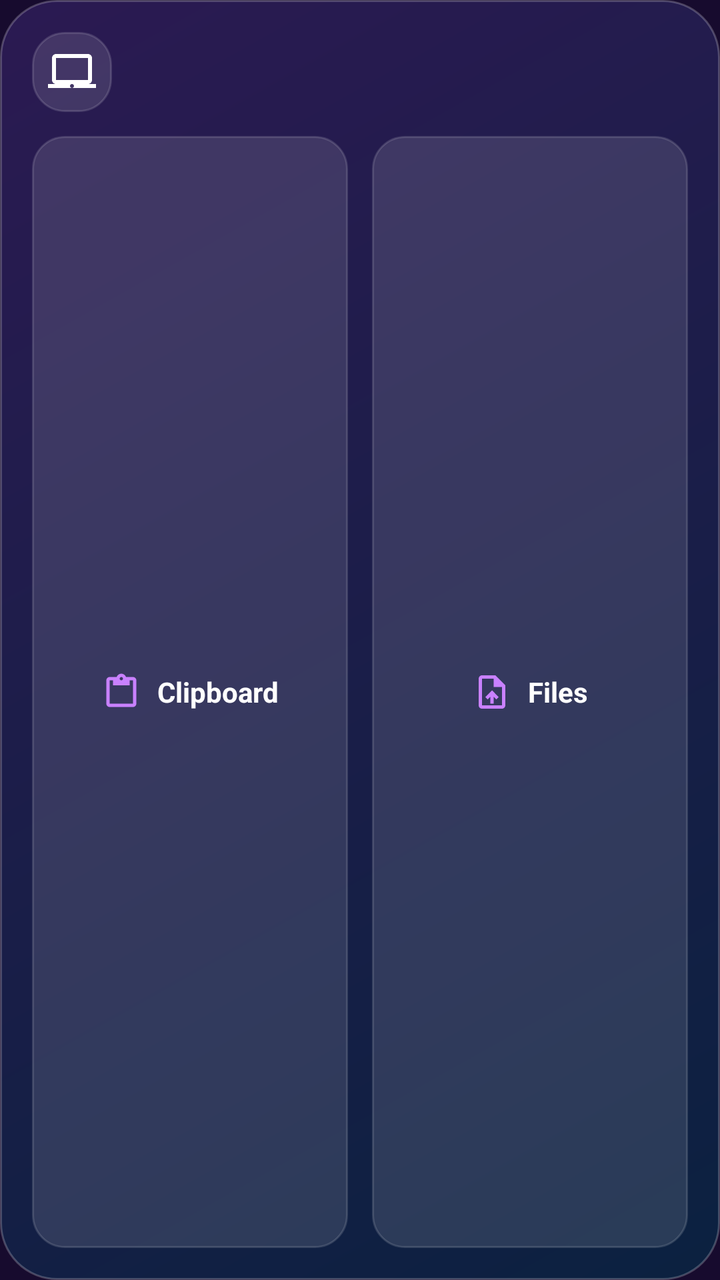
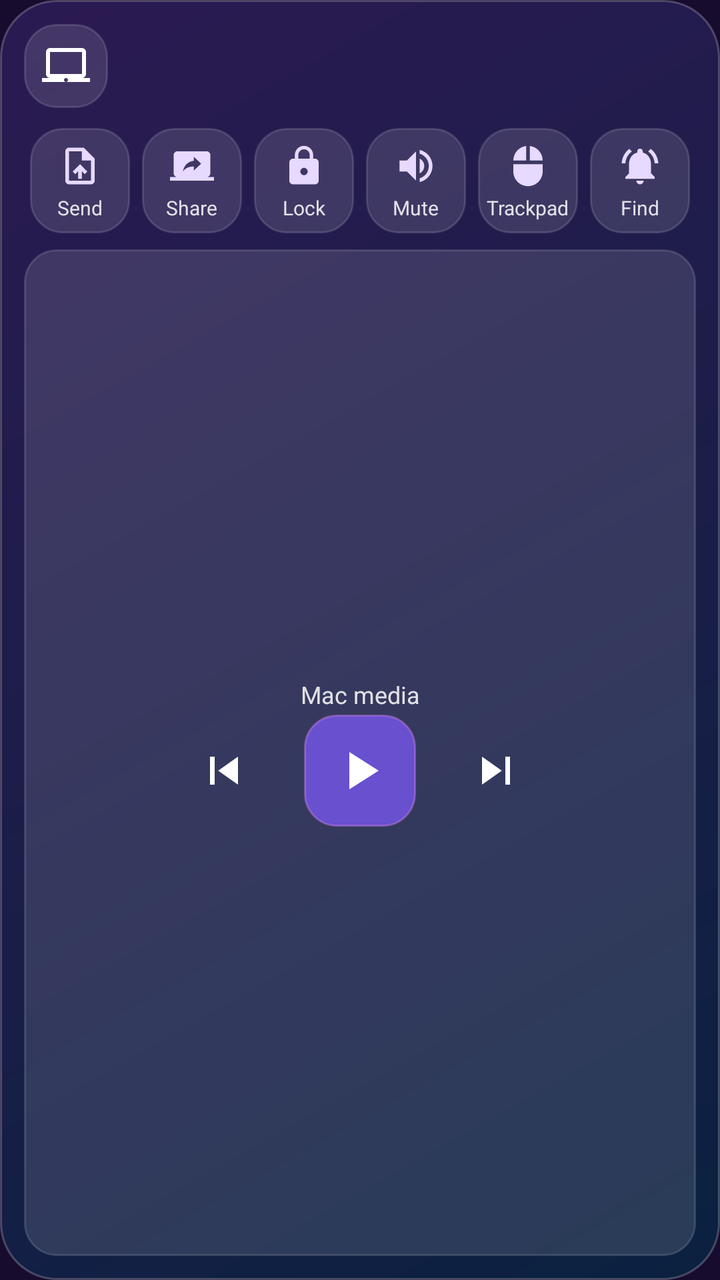

The first picture is an Android layout as it rendered before a commit; the second is the same layout after the commit. The layout source and the unified diff follow.
<!-- AndroidManifest.xml: application theme Theme.AyPhone -->
<!-- res/layout/widget_mac.xml -->
<?xml version="1.0" encoding="utf-8"?>
<LinearLayout xmlns:android="http://schemas.android.com/apk/res/android"
    android:id="@+id/widget_root"
    android:layout_width="match_parent"
    android:layout_height="match_parent"
    android:background="@drawable/widget_bg"
    android:orientation="vertical"
    android:padding="16dp">

    <LinearLayout
        android:layout_width="match_parent"
        android:layout_height="wrap_content"
        android:gravity="center_vertical"
        android:orientation="horizontal">

        <ImageView
            android:layout_width="40dp"
            android:layout_height="40dp"
            android:background="@drawable/widget_button_bg"
            android:contentDescription="@null"
            android:padding="8dp"
            android:src="@drawable/ic_widget_laptop" />

        <LinearLayout
            android:layout_width="0dp"
            android:layout_height="wrap_content"
            android:layout_marginStart="12dp"
            android:layout_weight="1"
            android:orientation="vertical">

            <TextView
                android:id="@+id/widget_name"
                android:layout_width="wrap_content"
                android:layout_height="wrap_content"
                android:ellipsize="end"
                android:maxLines="1"
                android:textColor="#FFFFFFFF"
                android:textSize="16sp"
                android:textStyle="bold" />

            <TextView
                android:id="@+id/widget_status"
                android:layout_width="wrap_content"
                android:layout_height="wrap_content"
                android:maxLines="1"
                android:textColor="#B3EE90FF"
                android:textSize="12sp" />
        </LinearLayout>

        <TextView
            android:id="@+id/widget_battery"
            android:layout_width="wrap_content"
            android:layout_height="wrap_content"
            android:textColor="#FF33D67A"
            android:textSize="20sp"
            android:textStyle="bold" />
    </LinearLayout>

    <LinearLayout
        android:layout_width="match_parent"
        android:layout_height="0dp"
        android:layout_marginTop="12dp"
        android:layout_weight="1"
        android:orientation="horizontal">

        <LinearLayout
            android:id="@+id/widget_clipboard"
            android:layout_width="0dp"
            android:layout_height="match_parent"
            android:layout_marginEnd="6dp"
            android:layout_weight="1"
            android:background="@drawable/widget_button_bg"
            android:gravity="center"
            android:minHeight="44dp"
            android:orientation="horizontal">

            <ImageView
                android:layout_width="20dp"
                android:layout_height="20dp"
                android:contentDescription="@null"
                android:src="@drawable/ic_clipboard"
                android:tint="#FFC981FF" />

            <TextView
                android:layout_width="wrap_content"
                android:layout_height="wrap_content"
                android:layout_marginStart="8dp"
                android:text="Clipboard"
                android:textColor="#FFFFFFFF"
                android:textSize="14sp"
                android:textStyle="bold" />
        </LinearLayout>

        <LinearLayout
            android:id="@+id/widget_files"
            android:layout_width="0dp"
            android:layout_height="match_parent"
            android:layout_marginStart="6dp"
            android:layout_weight="1"
            android:background="@drawable/widget_button_bg"
            android:gravity="center"
            android:minHeight="44dp"
            android:orientation="horizontal">

            <ImageView
                android:layout_width="20dp"
                android:layout_height="20dp"
                android:contentDescription="@null"
                android:src="@drawable/ic_widget_file"
                android:tint="#FFC981FF" />

            <TextView
                android:layout_width="wrap_content"
                android:layout_height="wrap_content"
                android:layout_marginStart="8dp"
                android:text="Files"
                android:textColor="#FFFFFFFF"
                android:textSize="14sp"
                android:textStyle="bold" />
        </LinearLayout>
    </LinearLayout>
</LinearLayout>
<!-- resources referenced by this layout -->
<resources>
  <!-- drawable ic_clipboard (drawable) -->
  <?xml version="1.0" encoding="utf-8"?>
  <vector xmlns:android="http://schemas.android.com/apk/res/android"
      android:width="24dp" android:height="24dp"
      android:viewportWidth="24" android:viewportHeight="24">
      <path android:fillColor="#FFFFFFFF"
          android:pathData="M19,3h-4.18C14.4,1.84 13.3,1 12,1s-2.4,0.84 -2.82,2H5c-1.1,0 -2,0.9 -2,2v14c0,1.1 0.9,2 2,2h14c1.1,0 2,-0.9 2,-2V5c0,-1.1 -0.9,-2 -2,-2zM12,3c0.55,0 1,0.45 1,1s-0.45,1 -1,1 -1,-0.45 -1,-1 0.45,-1 1,-1zM19,19H5V5h2v3h10V5h2v14z" />
  </vector>
  <!-- unchanged entries left out for length: 6 -->
</resources>

<!-- the commit's change to res/layout/widget_mac.xml (unified diff, before → after) -->
@@ -5,29 +5,29 @@
     android:layout_height="match_parent"
     android:background="@drawable/widget_bg"
     android:orientation="vertical"
-    android:padding="16dp">
-
+    android:padding="12dp">
     <LinearLayout
         android:layout_width="match_parent"
         android:layout_height="wrap_content"
         android:gravity="center_vertical"
         android:orientation="horizontal">
-
-        <ImageView
-            android:layout_width="40dp"
-            android:layout_height="40dp"
-            android:background="@drawable/widget_button_bg"
-            android:contentDescription="@null"
-            android:padding="8dp"
-            android:src="@drawable/ic_widget_laptop" />
-
-        <LinearLayout
-            android:layout_width="0dp"
-            android:layout_height="wrap_content"
-            android:layout_marginStart="12dp"
+        <FrameLayout
+            android:layout_width="42dp"
+            android:layout_height="42dp">
+            <ImageView
+                android:layout_width="match_parent"
+                android:layout_height="match_parent"
+                android:background="@drawable/widget_button_bg"
+                android:contentDescription="@null"
+                android:padding="9dp"
+                android:src="@drawable/ic_widget_laptop" />
+        </FrameLayout>
+        <LinearLayout
+            android:layout_width="0dp"
+            android:layout_height="wrap_content"
+            android:layout_marginStart="10dp"
             android:layout_weight="1"
             android:orientation="vertical">
-
             <TextView
                 android:id="@+id/widget_name"
                 android:layout_width="wrap_content"
@@ -35,88 +35,234 @@
                 android:ellipsize="end"
                 android:maxLines="1"
                 android:textColor="#FFFFFFFF"
-                android:textSize="16sp"
+                android:textSize="15sp"
                 android:textStyle="bold" />
-
             <TextView
                 android:id="@+id/widget_status"
                 android:layout_width="wrap_content"
                 android:layout_height="wrap_content"
+                android:ellipsize="end"
                 android:maxLines="1"
                 android:textColor="#B3EE90FF"
                 android:textSize="12sp" />
         </LinearLayout>
-
         <TextView
             android:id="@+id/widget_battery"
             android:layout_width="wrap_content"
             android:layout_height="wrap_content"
-            android:textColor="#FF33D67A"
-            android:textSize="20sp"
+            android:textSize="18sp"
             android:textStyle="bold" />
     </LinearLayout>
-
+    <LinearLayout
+        android:layout_width="match_parent"
+        android:layout_height="wrap_content"
+        android:layout_marginTop="10dp"
+        android:orientation="horizontal">
+        <LinearLayout
+            android:id="@+id/widget_files"
+            android:layout_width="0dp"
+            android:layout_height="wrap_content"
+            android:layout_marginStart="3dp"
+            android:layout_marginEnd="3dp"
+            android:layout_weight="1"
+            android:background="@drawable/widget_button_bg"
+            android:gravity="center"
+            android:orientation="vertical"
+            android:paddingTop="8dp"
+            android:paddingBottom="6dp">
+            <ImageView
+                android:id="@+id/widget_files_icon"
+                android:layout_width="22dp"
+                android:layout_height="22dp"
+                android:contentDescription="@null"
+                android:src="@drawable/ic_widget_file"
+                android:tint="#FFE7D9FF" />
+            <TextView
+                android:id="@+id/widget_files_label"
+                android:layout_width="wrap_content"
+                android:layout_height="wrap_content"
+                android:layout_marginTop="3dp"
+                android:maxLines="1"
+                android:text="Send"
+                android:textColor="#D9FFFFFF"
+                android:textSize="10sp" />
+        </LinearLayout>
+        <LinearLayout
+            android:id="@+id/widget_share"
+            android:layout_width="0dp"
+            android:layout_height="wrap_content"
+            android:layout_marginStart="3dp"
+            android:layout_marginEnd="3dp"
+            android:layout_weight="1"
+            android:background="@drawable/widget_button_bg"
+            android:gravity="center"
+            android:orientation="vertical"
+            android:paddingTop="8dp"
+            android:paddingBottom="6dp">
+            <ImageView
+                android:id="@+id/widget_share_icon"
+                android:layout_width="22dp"
+                android:layout_height="22dp"
+                android:contentDescription="@null"
+                android:src="@drawable/ic_w_screen_share"
+                android:tint="#FFE7D9FF" />
+            <TextView
+                android:id="@+id/widget_share_label"
+                android:layout_width="wrap_content"
+                android:layout_height="wrap_content"
+                android:layout_marginTop="3dp"
+                android:maxLines="1"
+                android:text="Share"
+                android:textColor="#D9FFFFFF"
+                android:textSize="10sp" />
+        </LinearLayout>
+        <LinearLayout
+            android:id="@+id/widget_lock"
+            android:layout_width="0dp"
+            android:layout_height="wrap_content"
+            android:layout_marginStart="3dp"
+            android:layout_marginEnd="3dp"
+            android:layout_weight="1"
+            android:background="@drawable/widget_button_bg"
+            android:gravity="center"
+            android:orientation="vertical"
+            android:paddingTop="8dp"
+            android:paddingBottom="6dp">
+            <ImageView
+                android:id="@+id/widget_lock_icon"
+                android:layout_width="22dp"
+                android:layout_height="22dp"
+                android:contentDescription="@null"
+                android:src="@drawable/ic_w_lock"
+                android:tint="#FFE7D9FF" />
+            <TextView
+                android:id="@+id/widget_lock_label"
+                android:layout_width="wrap_content"
+                android:layout_height="wrap_content"
+                android:layout_marginTop="3dp"
+                android:maxLines="1"
+                android:text="Lock"
+                android:textColor="#D9FFFFFF"
+                android:textSize="10sp" />
+        </LinearLayout>
+        <LinearLayout
+            android:id="@+id/widget_mute"
+            android:layout_width="0dp"
+            android:layout_height="wrap_content"
+            android:layout_marginStart="3dp"
+            android:layout_marginEnd="3dp"
+            android:layout_weight="1"
+            android:background="@drawable/widget_button_bg"
+            android:gravity="center"
+            android:orientation="vertical"
+            android:paddingTop="8dp"
+            android:paddingBottom="6dp">
+            <ImageView
+                android:id="@+id/widget_mute_icon"
+                android:layout_width="22dp"
+                android:layout_height="22dp"
+                android:contentDescription="@null"
+                android:src="@drawable/ic_w_volume_up"
+                android:tint="#FFE7D9FF" />
+            <TextView
+                android:id="@+id/widget_mute_label"
+                android:layout_width="wrap_content"
+                android:layout_height="wrap_content"
+                android:layout_marginTop="3dp"
+                android:maxLines="1"
+                android:text="Mute"
+                android:textColor="#D9FFFFFF"
+                android:textSize="10sp" />
+        </LinearLayout>
+        <LinearLayout
+            android:id="@+id/widget_trackpad"
+            android:layout_width="0dp"
+            android:layout_height="wrap_content"
+            android:layout_marginStart="3dp"
+            android:layout_marginEnd="3dp"
+            android:layout_weight="1"
+            android:background="@drawable/widget_button_bg"
+            android:gravity="center"
+            android:orientation="vertical"
+            android:paddingTop="8dp"
+            android:paddingBottom="6dp">
+            <ImageView
+                android:id="@+id/widget_trackpad_icon"
+                android:layout_width="22dp"
+                android:layout_height="22dp"
+                android:contentDescription="@null"
+                android:src="@drawable/ic_w_trackpad"
+                android:tint="#FFE7D9FF" />
+            <TextView
+                android:id="@+id/widget_trackpad_label"
+                android:layout_width="wrap_content"
+                android:layout_height="wrap_content"
+                android:layout_marginTop="3dp"
+                android:maxLines="1"
+                android:text="Trackpad"
+                android:textColor="#D9FFFFFF"
+                android:textSize="10sp" />
+        </LinearLayout>
+        <LinearLayout
+            android:id="@+id/widget_find"
+            android:layout_width="0dp"
+            android:layout_height="wrap_content"
+            android:layout_marginStart="3dp"
+            android:layout_marginEnd="3dp"
+            android:layout_weight="1"
+            android:background="@drawable/widget_button_bg"
+            android:gravity="center"
+            android:orientation="vertical"
+            android:paddingTop="8dp"
+            android:paddingBottom="6dp">
+            <ImageView
+                android:id="@+id/widget_find_icon"
+                android:layout_width="22dp"
+                android:layout_height="22dp"
+                android:contentDescription="@null"
+                android:src="@drawable/ic_w_find"
+                android:tint="#FFE7D9FF" />
+            <TextView
+                android:id="@+id/widget_find_label"
+                android:layout_width="wrap_content"
+                android:layout_height="wrap_content"
+                android:layout_marginTop="3dp"
+                android:maxLines="1"
+                android:text="Find"
+                android:textColor="#D9FFFFFF"
+                android:textSize="10sp" />
+        </LinearLayout>
+    </LinearLayout>
     <LinearLayout
         android:layout_width="match_parent"
         android:layout_height="0dp"
-        android:layout_marginTop="12dp"
+        android:layout_marginTop="8dp"
         android:layout_weight="1"
-        android:orientation="horizontal">
-
-        <LinearLayout
-            android:id="@+id/widget_clipboard"
-            android:layout_width="0dp"
-            android:layout_height="match_parent"
-            android:layout_marginEnd="6dp"
-            android:layout_weight="1"
-            android:background="@drawable/widget_button_bg"
-            android:gravity="center"
-            android:minHeight="44dp"
+        android:background="@drawable/widget_button_bg"
+        android:gravity="center"
+        android:minHeight="72dp"
+        android:orientation="vertical"
+        android:paddingStart="12dp"
+        android:paddingEnd="12dp">
+        <TextView
+            android:id="@+id/widget_media_title"
+            android:layout_width="match_parent"
+            android:layout_height="wrap_content"
+            android:ellipsize="end"
+            android:gravity="center"
+            android:maxLines="1"
+            android:text="Mac media"
+            android:textColor="#D9FFFFFF"
+            android:textSize="12sp" />
+        <LinearLayout
+            android:layout_width="wrap_content"
+            android:layout_height="wrap_content"
+            android:layout_marginTop="2dp"
+            android:gravity="center_vertical"
             android:orientation="horizontal">
-
-            <ImageView
-                android:layout_width="20dp"
-                android:layout_height="20dp"
-                android:contentDescription="@null"
-                android:src="@drawable/ic_clipboard"
-                android:tint="#FFC981FF" />
-
-            <TextView
-                android:layout_width="wrap_content"
-                android:layout_height="wrap_content"
-                android:layout_marginStart="8dp"
-                android:text="Clipboard"
-                android:textColor="#FFFFFFFF"
-                android:textSize="14sp"
-                android:textStyle="bold" />
-        </LinearLayout>
-
-        <LinearLayout
-            android:id="@+id/widget_files"
-            android:layout_width="0dp"
-            android:layout_height="match_parent"
-            android:layout_marginStart="6dp"
-            android:layout_weight="1"
-            android:background="@drawable/widget_button_bg"
-            android:gravity="center"
-            android:minHeight="44dp"
-            android:orientation="horizontal">
-
-            <ImageView
-                android:layout_width="20dp"
-                android:layout_height="20dp"
-                android:contentDescription="@null"
-                android:src="@drawable/ic_widget_file"
-                android:tint="#FFC981FF" />
-
-            <TextView
-                android:layout_width="wrap_content"
-                android:layout_height="wrap_content"
-                android:layout_marginStart="8dp"
-                android:text="Files"
-                android:textColor="#FFFFFFFF"
-                android:textSize="14sp"
-                android:textStyle="bold" />
+            <ImageView android:id="@+id/widget_previous" android:layout_width="48dp" android:layout_height="48dp" android:contentDescription="Previous" android:padding="10dp" android:src="@drawable/ic_w_previous" />
+            <ImageView android:id="@+id/widget_play" android:layout_width="56dp" android:layout_height="56dp" android:layout_marginStart="16dp" android:layout_marginEnd="16dp" android:background="@drawable/widget_button_on_bg" android:contentDescription="Play or pause" android:padding="12dp" android:src="@drawable/ic_w_play" />
+            <ImageView android:id="@+id/widget_next" android:layout_width="48dp" android:layout_height="48dp" android:contentDescription="Next" android:padding="10dp" android:src="@drawable/ic_w_next" />
         </LinearLayout>
     </LinearLayout>
 </LinearLayout>
<!-- resource entries referenced after the edit -->
@@ -1,13 +1,60 @@
 <!-- resources referenced by this layout -->
 <resources>
-  <!-- drawable ic_clipboard (drawable) -->
+  <!-- drawable ic_w_find (drawable) -->
   <?xml version="1.0" encoding="utf-8"?>
   <vector xmlns:android="http://schemas.android.com/apk/res/android"
-      android:width="24dp" android:height="24dp"
-      android:viewportWidth="24" android:viewportHeight="24">
-      <path android:fillColor="#FFFFFFFF"
-          android:pathData="M19,3h-4.18C14.4,1.84 13.3,1 12,1s-2.4,0.84 -2.82,2H5c-1.1,0 -2,0.9 -2,2v14c0,1.1 0.9,2 2,2h14c1.1,0 2,-0.9 2,-2V5c0,-1.1 -0.9,-2 -2,-2zM12,3c0.55,0 1,0.45 1,1s-0.45,1 -1,1 -1,-0.45 -1,-1 0.45,-1 1,-1zM19,19H5V5h2v3h10V5h2v14z" />
+      android:width="24dp" android:height="24dp" android:viewportWidth="24" android:viewportHeight="24">
+      <path android:fillColor="#FFFFFFFF" android:pathData="M7.58,4.08L6.15,2.65C3.75,4.48 2.17,7.3 2.03,10.5h2c0.15,-2.65 1.51,-4.97 3.55,-6.42zM19.97,10.5h2c-0.15,-3.2 -1.73,-6.02 -4.12,-7.85l-1.42,1.43c2.02,1.45 3.39,3.77 3.54,6.42zM18,11c0,-3.07 -1.64,-5.64 -4.5,-6.32V4c0,-0.83 -0.67,-1.5 -1.5,-1.5s-1.5,0.67 -1.5,1.5v0.68C7.63,5.36 6,7.92 6,11v5l-2,2v1h16v-1l-2,-2v-5zM12,22c0.14,0 0.27,-0.01 0.4,-0.04 0.65,-0.14 1.18,-0.58 1.44,-1.18 0.1,-0.24 0.15,-0.5 0.15,-0.78h-4c0.01,1.1 0.9,2 2.01,2z" />
   </vector>
+  <!-- drawable ic_w_lock (drawable) -->
+  <?xml version="1.0" encoding="utf-8"?>
+  <vector xmlns:android="http://schemas.android.com/apk/res/android"
+      android:width="24dp" android:height="24dp" android:viewportWidth="24" android:viewportHeight="24">
+      <path android:fillColor="#FFFFFFFF" android:pathData="M18,8h-1V6c0-2.76-2.24-5-5-5S7,3.24 7,6v2H6c-1.1,0-2,0.9-2,2v10c0,1.1 0.9,2 2,2h12c1.1,0 2-0.9 2-2V10c0-1.1-0.9-2-2-2zM12,17c-1.1,0-2-0.9-2-2s0.9-2 2-2 2,0.9 2,2-0.9,2-2,2zM15.1,8H8.9V6c0-1.71 1.39-3.1 3.1-3.1 1.71,0 3.1,1.39 3.1,3.1v2z" />
+  </vector>
+  <!-- drawable ic_w_next (drawable) -->
+  <?xml version="1.0" encoding="utf-8"?>
+  <vector xmlns:android="http://schemas.android.com/apk/res/android"
+      android:width="24dp" android:height="24dp" android:viewportWidth="24" android:viewportHeight="24">
+      <path android:fillColor="#FFFFFFFF" android:pathData="M6,18l8.5,-6L6,6v12zM16,6v12h2V6h-2z" />
+  </vector>
+  <!-- drawable ic_w_play (drawable) -->
+  <?xml version="1.0" encoding="utf-8"?>
+  <vector xmlns:android="http://schemas.android.com/apk/res/android"
+      android:width="24dp" android:height="24dp" android:viewportWidth="24" android:viewportHeight="24">
+      <path android:fillColor="#FFFFFFFF" android:pathData="M8,5v14l11,-7z" />
+  </vector>
+  <!-- drawable ic_w_previous (drawable) -->
+  <?xml version="1.0" encoding="utf-8"?>
+  <vector xmlns:android="http://schemas.android.com/apk/res/android"
+      android:width="24dp" android:height="24dp" android:viewportWidth="24" android:viewportHeight="24">
+      <path android:fillColor="#FFFFFFFF" android:pathData="M6,6h2v12H6zM9.5,12l8.5,6V6z" />
+  </vector>
+  <!-- drawable ic_w_screen_share (drawable) -->
+  <?xml version="1.0" encoding="utf-8"?>
+  <vector xmlns:android="http://schemas.android.com/apk/res/android"
+      android:width="24dp" android:height="24dp" android:viewportWidth="24" android:viewportHeight="24">
+      <path android:fillColor="#FFFFFFFF" android:pathData="M20,18c1.1,0 1.99,-0.9 1.99,-2L22,6c0,-1.11 -0.9,-2 -2,-2H4c-1.11,0 -2,0.89 -2,2v10c0,1.1 0.89,2 2,2H0v2h24v-2h-4zM13,14.47V12.28c-2.78,0 -4.61,0.85 -6,2.72 0.56,-2.67 2.11,-5.33 6,-5.87V7l4,3.73 -4,3.74z" />
+  </vector>
+  <!-- drawable ic_w_trackpad (drawable) -->
+  <?xml version="1.0" encoding="utf-8"?>
+  <vector xmlns:android="http://schemas.android.com/apk/res/android"
+      android:width="24dp" android:height="24dp" android:viewportWidth="24" android:viewportHeight="24">
+      <path android:fillColor="#FFFFFFFF" android:pathData="M13,1.07V9h7c0,-4.08 -3.05,-7.44 -7,-7.93zM4,15c0,4.42 3.58,8 8,8s8,-3.58 8,-8v-4H4v4zM11,1.07C7.05,1.56 4,4.92 4,9h7V1.07z" />
+  </vector>
+  <!-- drawable ic_w_volume_up (drawable) -->
+  <?xml version="1.0" encoding="utf-8"?>
+  <vector xmlns:android="http://schemas.android.com/apk/res/android"
+      android:width="24dp" android:height="24dp" android:viewportWidth="24" android:viewportHeight="24">
+      <path android:fillColor="#FFFFFFFF" android:pathData="M3,9v6h4l5,5V4L7,9H3zM16.5,12c0,-1.77 -1.02,-3.29 -2.5,-4.03v8.05c1.48,-0.73 2.5,-2.25 2.5,-4.02zM14,3.23v2.06c2.89,0.86 5,3.54 5,6.71s-2.11,5.85 -5,6.71v2.06c4.01,-0.91 7,-4.49 7,-8.77s-2.99,-7.86 -7,-8.77z" />
+  </vector>
+  <!-- drawable widget_button_on_bg (drawable) -->
+  <?xml version="1.0" encoding="utf-8"?>
+  <shape xmlns:android="http://schemas.android.com/apk/res/android" android:shape="rectangle">
+      <corners android:radius="16dp" />
+      <solid android:color="#B37F5AFF" />
+      <stroke android:width="1dp" android:color="#59EE90FF" />
+  </shape>
   <!-- unchanged entries left out for length: 6 -->
 </resources>
 
